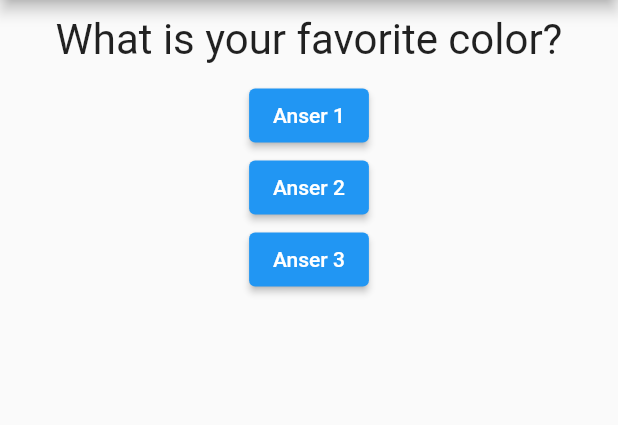
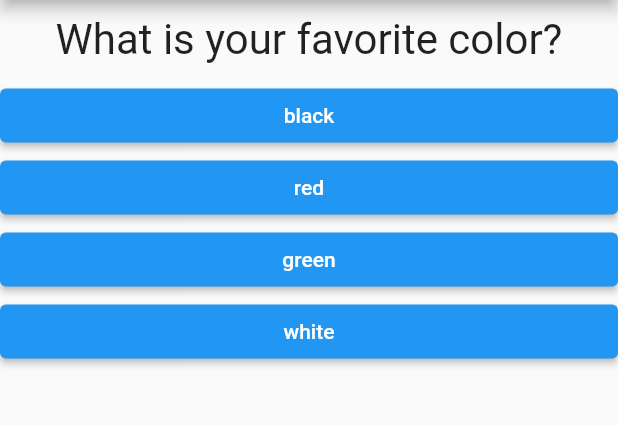
Before and after one commit to Shimanto007/ultimate_organic_life, a Flutter app: the screen it shows after launch, on a phone screen of 412 x 824 dp, the part 84-509 px from its top. Run offline on Flutter 3.47's test engine with Material 2 defaults, Android fonts, the phone set to English and light mode, and no system bars.

Commit message:
46-mapping

```diff
--- /dev/null
+++ b/lib/answer.dart
@@ -0,0 +1,24 @@
+import 'package:flutter/material.dart';
+import './question.dart';
+
+class Answer extends StatelessWidget {
+
+  final VoidCallback selectHandler;
+  final String answerText;
+
+  Answer(this.selectHandler, String this.answerText);
+
+  @override
+  Widget build(BuildContext context) {
+    return Container(
+      width: double.infinity,
+      child: ElevatedButton(
+        style:ElevatedButton.styleFrom(
+          foregroundColor: Colors.white, backgroundColor: Colors.blue,
+        ),
+        onPressed: selectHandler,
+        child: Text(answerText),
+      ),
+    );
+  }
+}
--- a/lib/main.dart
+++ b/lib/main.dart
@@ -1,5 +1,6 @@
 import 'package:flutter/material.dart';
 import './question.dart';
+import './answer.dart';
 
 void main() {
   runApp(MyApp());
@@ -14,20 +15,28 @@ class MyApp extends StatefulWidget {
 }
 
 class _MyAppState extends State<MyApp> {
-
   var _questionIndex = 0;
 
   void _answerQuestion() {
     setState(() {
-      _questionIndex = _questionIndex +1;
+      _questionIndex = _questionIndex + 1;
     });
-
   }
 
   Widget build(BuildContext context) {
     var questions = [
-      'What is your favorite color?',
-      'What is your favorite animal?',
+      {
+        'questionText': 'What is your favorite color?',
+        'answers': ['black', 'red', 'green', 'white'],
+      },
+      {
+        'questionText': 'What is your favorite animal?',
+        'answers': ['cat', 'dog', 'turtle', 'rabbit'],
+      },
+      {
+        'questionText': 'WHo is your favorite instructor?',
+        'answers': ['Max', 'Max', 'Max', 'Max'],
+      },
     ];
 
     return MaterialApp(
@@ -37,21 +46,11 @@ class _MyAppState extends State<MyApp> {
         ),
         body: Column(
           children: [
-            Question(questions[_questionIndex]),
-            ElevatedButton(
-                onPressed: _answerQuestion,
-                child: Text('Anser 1'),
-            ),
-            ElevatedButton(
-              onPressed: () => print('Answer 2 chosen'),
-              child: Text('Anser 2'),
-            ),
-            ElevatedButton(
-              onPressed: () {
-                print('Answer 3 chosen');
-              },
-              child: Text('Anser 3'),
-            ),
+            Question(questions[_questionIndex]['questionText'] as String),
+            ...(questions[_questionIndex]['answers'] as List<String>)
+                .map((answer) {
+              return Answer(_answerQuestion, answer);
+            }).toList()
           ],
         ),
       ),
```
Also changed, not shown: lib/question.dart (+4 -4 lines).
